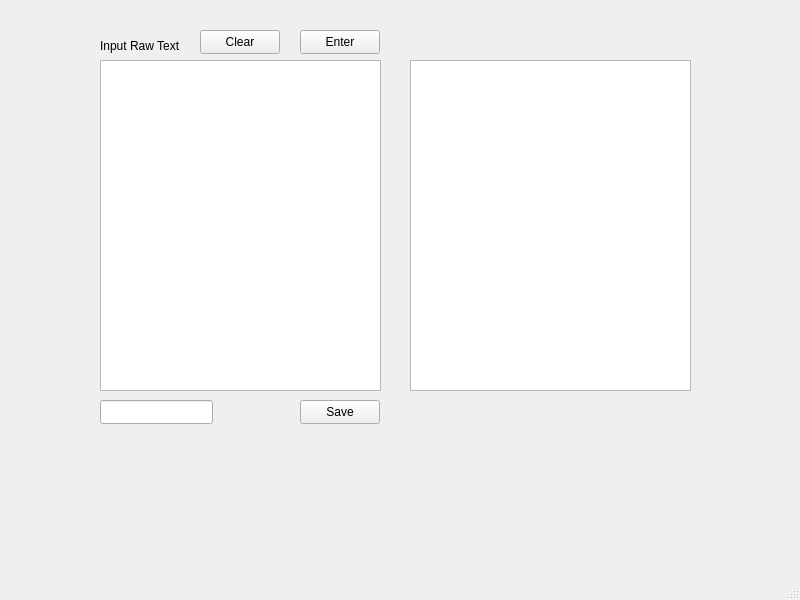
Before: the Qt Designer form hello/mainwindow.ui in 20jmorrison/makeGroups, drawn with Qt 5.
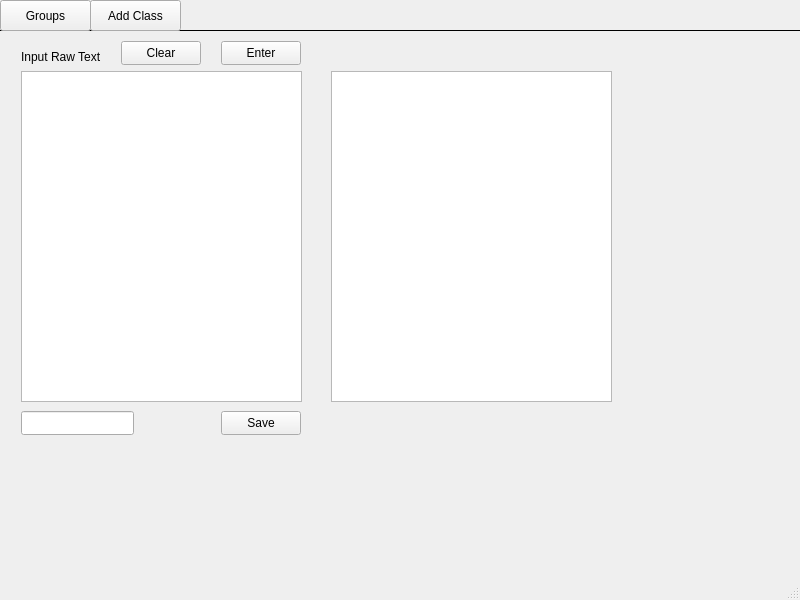
After: the same form once the commit is applied. The open tabs and pages were chosen to show the change.

Commit message: Add group and class pages

```diff
--- a/hello/mainwindow.ui
+++ b/hello/mainwindow.ui
@@ -14,11 +14,50 @@
    <string>MainWindow</string>
   </property>
   <widget class="QWidget" name="centralwidget">
+   <widget class="QStackedWidget" name="stackedWidget">
+    <property name="geometry">
+     <rect>
+      <x>-10</x>
+      <y>30</y>
+      <width>811</width>
+      <height>551</height>
+     </rect>
+    </property>
+    <property name="frameShape">
+     <enum>QFrame::Box</enum>
+    </property>
+    <property name="currentIndex">
+     <number>1</number>
+    </property>
+    <widget class="QWidget" name="page">
    <widget class="QTextEdit" name="inputText_txt">
     <property name="geometry">
      <rect>
-      <x>100</x>
-      <y>60</y>
+        <x>30</x>
+        <y>40</y>
+        <width>281</width>
+        <height>331</height>
+       </rect>
+      </property>
+     </widget>
+     <widget class="QPushButton" name="clear_btn">
+      <property name="geometry">
+       <rect>
+        <x>130</x>
+        <y>10</y>
+        <width>80</width>
+        <height>24</height>
+       </rect>
+      </property>
+      <property name="text">
+       <string>Clear</string>
+      </property>
+     </widget>
+     <widget class="QTextEdit" name="outputText_txt">
+      <property name="geometry">
+       <rect>
+        <x>340</x>
+        <y>40</y>
       <width>281</width>
       <height>331</height>
      </rect>
@@ -27,8 +66,8 @@
    <widget class="QLabel" name="label">
     <property name="geometry">
      <rect>
-      <x>100</x>
-      <y>30</y>
+        <x>30</x>
+        <y>10</y>
       <width>101</width>
       <height>31</height>
      </rect>
@@ -37,24 +76,11 @@
      <string>Input Raw Text</string>
     </property>
    </widget>
-   <widget class="QPushButton" name="clear_btn">
-    <property name="geometry">
-     <rect>
-      <x>200</x>
-      <y>30</y>
-      <width>80</width>
-      <height>24</height>
-     </rect>
-    </property>
-    <property name="text">
-     <string>Clear</string>
-    </property>
-   </widget>
    <widget class="QPushButton" name="enter_btn">
     <property name="geometry">
      <rect>
-      <x>300</x>
-      <y>30</y>
+        <x>230</x>
+        <y>10</y>
       <width>80</width>
       <height>24</height>
      </rect>
@@ -66,8 +92,8 @@
    <widget class="QPushButton" name="save_btn">
     <property name="geometry">
      <rect>
-      <x>300</x>
-      <y>400</y>
+        <x>230</x>
+        <y>380</y>
       <width>80</width>
       <height>24</height>
      </rect>
@@ -79,21 +105,40 @@
    <widget class="QLineEdit" name="className_txt">
     <property name="geometry">
      <rect>
-      <x>100</x>
-      <y>400</y>
+        <x>30</x>
+        <y>380</y>
       <width>113</width>
       <height>24</height>
      </rect>
     </property>
    </widget>
-   <widget class="QTextEdit" name="outputText_txt">
+    </widget>
+    <widget class="QWidget" name="page_2"/>
+   </widget>
+   <widget class="QPushButton" name="groups_btn">
     <property name="geometry">
      <rect>
-      <x>410</x>
-      <y>60</y>
-      <width>281</width>
-      <height>331</height>
+      <x>0</x>
+      <y>0</y>
+      <width>91</width>
+      <height>31</height>
      </rect>
+    </property>
+    <property name="text">
+     <string>Groups</string>
+    </property>
+   </widget>
+   <widget class="QPushButton" name="addClass_btn">
+    <property name="geometry">
+     <rect>
+      <x>90</x>
+      <y>0</y>
+      <width>91</width>
+      <height>31</height>
+     </rect>
+    </property>
+    <property name="text">
+     <string>Add Class</string>
     </property>
    </widget>
   </widget>
```
Lines whose indentation alone changed are shown as unchanged. The commit also changes 13 other files.
